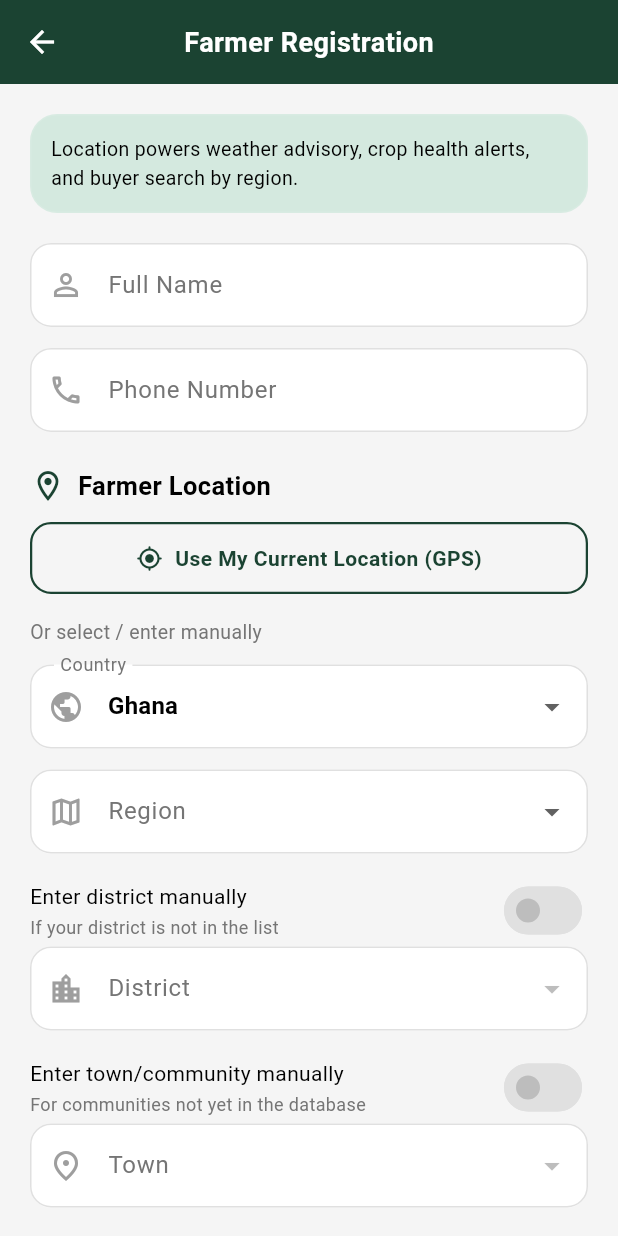
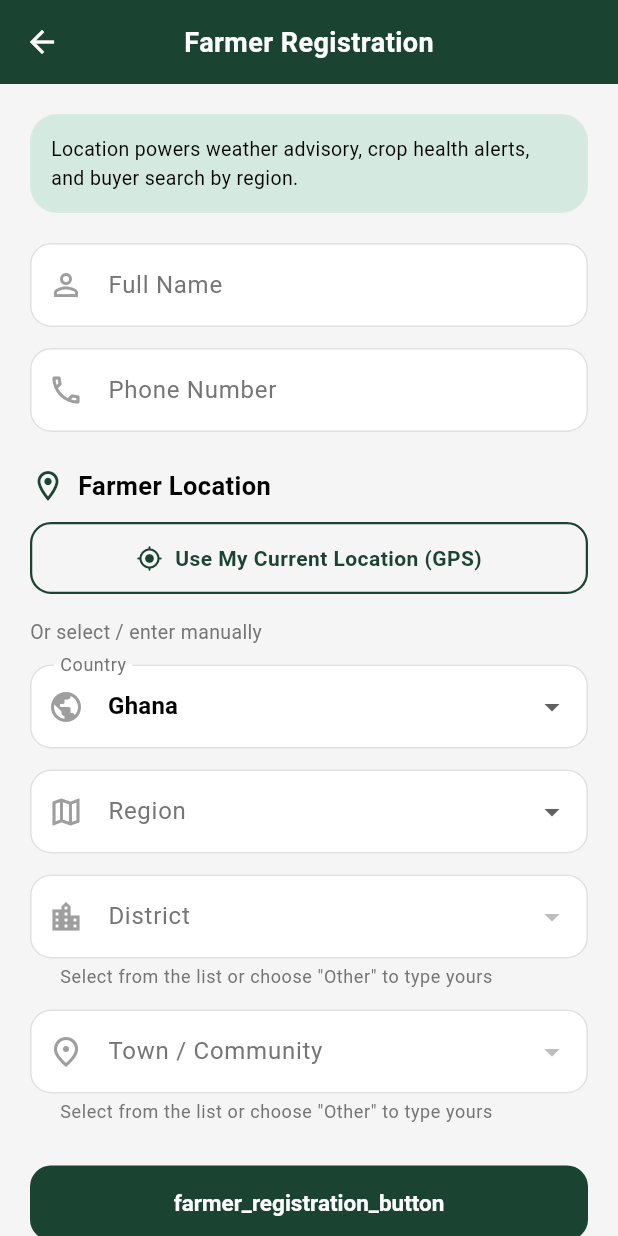
Before and after one commit to MariamIssah/Agri_Guard-AI, a Flutter app: the FarmerRegistrationScreen screen opened directly, on a phone screen of 412 x 824 dp. Run offline on Flutter 3.47's test engine with Material 3 defaults, Android fonts, the light colour scheme and no system bars; our stand-ins replace geocoding, geolocator, image_picker, shared_preferences; accounts and stored records are empty; project files that could hold a hidden picture were left out.

Commit message:
Replace hidden district/town toggles with Other option in dropdown

```diff
--- a/ag-ai/agriguard_ai/lib/widgets/location_picker.dart
+++ b/ag-ai/agriguard_ai/lib/widgets/location_picker.dart
@@ -5,6 +5,9 @@ import '../services/location_service.dart';
 import '../services/location_session.dart';
 import '../utils/app_theme.dart';
 import '../utils/ghana_locations.dart';
+
+// Sentinel value used as the dropdown item that triggers manual text entry.
+const _kOther = '__other__';
 
 class LocationPicker extends StatefulWidget {
   const LocationPicker({
@@ -22,42 +25,52 @@ class LocationPicker extends StatefulWidget {
 
 class _LocationPickerState extends State<LocationPicker> {
   final _locationService = LocationService();
-  final _manualDistrictController = TextEditingController();
-  final _manualTownController = TextEditingController();
+  final _districtController = TextEditingController();
+  final _townController = TextEditingController();
 
   String? _country = defaultCountry;
   String? _region;
-  String? _district;
-  String? _town;
+
+  /// Null  → nothing chosen yet.
+  /// _kOther → user chose "Other", show text field.
+  /// anything else → a value from the hardcoded list.
+  String? _districtDropdown;
+  String? _townDropdown;
+
+  bool _detecting = false;
   double? _latitude;
   double? _longitude;
-  bool _useManualDistrict = false;
-  bool _useManualTown = false;
-  bool _detecting = false;
+
+  bool get _districtIsManual => _districtDropdown == _kOther;
+  bool get _townIsManual =>
+      _districtIsManual || _townDropdown == _kOther;
+
+  // The actual district/town values sent to the parent.
+  String? get _effectiveDistrict => _districtIsManual
+      ? _districtController.text.trim().nullIfEmpty
+      : _districtDropdown;
+
+  String? get _effectiveTown => _townIsManual
+      ? _townController.text.trim().nullIfEmpty
+      : _townDropdown;
 
   @override
   void dispose() {
-    _manualDistrictController.dispose();
-    _manualTownController.dispose();
+    _districtController.dispose();
+    _townController.dispose();
     super.dispose();
   }
 
   void _notify() {
-    final district = _useManualDistrict
-        ? _manualDistrictController.text.trim()
-        : _district;
-    final town = _useManualTown
-        ? _manualTownController.text.trim()
-        : _town;
     widget.onChanged(
       LocationData(
         country: _country,
         region: _region,
-        district: district?.isEmpty ?? true ? null : district,
-        town: town?.isEmpty ?? true ? null : town,
+        district: _effectiveDistrict,
+        town: _effectiveTown,
         latitude: _latitude,
         longitude: _longitude,
-        isManualTown: _useManualTown,
+        isManualTown: _townIsManual,
       ),
     );
   }
@@ -72,8 +85,10 @@ class _LocationPickerState extends State<LocationPicker> {
       final districtInList =
           loc.district != null && districtList.contains(loc.district);
 
-      final townList = townsForDistrict(districtInList ? loc.district : null);
-      final townInList = loc.town != null && townList.contains(loc.town);
+      final townList =
+          townsForDistrict(districtInList ? loc.district : null);
+      final townInList =
+          loc.town != null && townList.contains(loc.town);
 
       setState(() {
         _country = loc.country ?? defaultCountry;
@@ -81,38 +96,31 @@ class _LocationPickerState extends State<LocationPicker> {
         _latitude = loc.latitude;
         _longitude = loc.longitude;
 
-        // District: use dropdown if matched, manual text field otherwise
+        // District
         if (districtInList) {
-          _useManualDistrict = false;
-          _district = loc.district;
-          _manualDistrictController.clear();
+          _districtDropdown = loc.district;
+          _districtController.clear();
         } else if (loc.district != null && loc.district!.isNotEmpty) {
-          _useManualDistrict = true;
-          _district = null;
-          _manualDistrictController.text = loc.district!;
+          _districtDropdown = _kOther;
+          _districtController.text = loc.district!;
         } else {
-          _useManualDistrict = false;
-          _district = null;
-          _manualDistrictController.clear();
+          _districtDropdown = null;
+          _districtController.clear();
         }
 
-        // When district is manual, town must also be manual
-        if (_useManualDistrict) {
-          _useManualTown = true;
-          _town = null;
-          _manualTownController.text = loc.town ?? '';
+        // Town
+        if (_districtIsManual) {
+          _townDropdown = _kOther;
+          _townController.text = loc.town ?? '';
         } else if (townInList) {
-          _useManualTown = false;
-          _town = loc.town;
-          _manualTownController.clear();
+          _townDropdown = loc.town;
+          _townController.clear();
         } else if (loc.town != null && loc.town!.isNotEmpty) {
-          _useManualTown = true;
-          _town = null;
-          _manualTownController.text = loc.town!;
+          _townDropdown = _kOther;
+          _townController.text = loc.town!;
         } else {
-          _useManualTown = false;
-          _town = null;
-          _manualTownController.clear();
+          _townDropdown = null;
+          _townController.clear();
         }
       });
       _notify();
@@ -122,8 +130,11 @@ class _LocationPickerState extends State<LocationPicker> {
         final label = loc.isComplete
             ? 'Location detected: ${loc.town}, ${loc.region}'
             : loc.region != null
-                ? 'Region detected: ${loc.region}  (${loc.latitude?.toStringAsFixed(3)}, ${loc.longitude?.toStringAsFixed(3)})'
-                : 'GPS captured (${loc.latitude?.toStringAsFixed(4)}, ${loc.longitude?.toStringAsFixed(4)})';
+                ? 'Region detected: ${loc.region} '
+                    '(${loc.latitude?.toStringAsFixed(3)}, '
+                    '${loc.longitude?.toStringAsFixed(3)})'
+                : 'GPS captured (${loc.latitude?.toStringAsFixed(4)}, '
+                    '${loc.longitude?.toStringAsFixed(4)})';
         ScaffoldMessenger.of(context).showSnackBar(
           SnackBar(
             content: Text(label),
@@ -154,19 +165,19 @@ class _LocationPickerState extends State<LocationPicker> {
     }
   }
 
-  List<String> get _districtItems => districtsForRegion(_region);
-
-  List<String> get _townItems =>
-      _useManualDistrict ? [] : townsForDistrict(_district);
-
   @override
   Widget build(BuildContext context) {
     final onSurface = Theme.of(context).colorScheme.onSurface;
     final onSurfaceVariant = Theme.of(context).colorScheme.onSurfaceVariant;
+    final districtItems = districtsForRegion(_region);
+    final townItems = _districtIsManual
+        ? <String>[]
+        : townsForDistrict(_districtDropdown);
 
     return Column(
       crossAxisAlignment: CrossAxisAlignment.stretch,
       children: [
+        // ── Header ────────────────────────────────────────────────────
         Row(
           children: [
             const Icon(Icons.location_on_outlined,
@@ -185,6 +196,8 @@ class _LocationPickerState extends State<LocationPicker> {
           ],
         ),
         const SizedBox(height: 12),
+
+        // ── GPS button ────────────────────────────────────────────────
         OutlinedButton.icon(
           onPressed: _detecting ? null : _useCurrentLocation,
           icon: _detecting
@@ -200,6 +213,8 @@ class _LocationPickerState extends State<LocationPicker> {
                 : 'Use My Current Location (GPS)',
           ),
         ),
+
+        // ── GPS result card ───────────────────────────────────────────
         if (_latitude != null && _longitude != null) ...[
           const SizedBox(height: 12),
           Card(
@@ -211,35 +226,28 @@ class _LocationPickerState extends State<LocationPicker> {
                 children: [
                   _coordRow(context, 'Country', _country),
                   _coordRow(context, 'Region', _region),
+                  _coordRow(context, 'District', _effectiveDistrict),
+                  _coordRow(context, 'Town', _effectiveTown),
                   _coordRow(
                     context,
-                    'District',
-                    _useManualDistrict
-                        ? _manualDistrictController.text
-                        : _district,
+                    'GPS',
+                    '${_latitude!.toStringAsFixed(4)}, '
+                        '${_longitude!.toStringAsFixed(4)}',
                   ),
-                  _coordRow(
-                    context,
-                    'Town',
-                    _useManualTown
-                        ? _manualTownController.text
-                        : _town,
-                  ),
-                  _coordRow(
-                    context, 'GPS', '${_latitude!.toStringAsFixed(4)}, ${_longitude!.toStringAsFixed(4)}'),
                 ],
               ),
             ),
           ),
         ],
         const SizedBox(height: 16),
+
         Text(
           'Or select / enter manually',
           style: TextStyle(fontSize: 13, color: onSurfaceVariant),
         ),
         const SizedBox(height: 12),
 
-        // ── Country ───────────────────────────────────────────────
+        // ── Country ───────────────────────────────────────────────────
         DropdownButtonFormField<String>(
           isExpanded: true,
           value: _country,
@@ -257,7 +265,7 @@ class _LocationPickerState extends State<LocationPicker> {
         ),
         const SizedBox(height: 14),
 
-        // ── Region ────────────────────────────────────────────────
+        // ── Region ────────────────────────────────────────────────────
         DropdownButtonFormField<String>(
           isExpanded: true,
           value: _region,
@@ -281,167 +289,155 @@ class _LocationPickerState extends State<LocationPicker> {
               .toList(),
           onChanged: (v) => setState(() {
             _region = v;
-            _district = null;
-            _town = null;
-            _useManualDistrict = false;
-            _useManualTown = false;
-            _manualDistrictController.clear();
-            _manualTownController.clear();
+            _districtDropdown = null;
+            _townDropdown = null;
+            _districtController.clear();
+            _townController.clear();
             _notify();
           }),
         ),
         const SizedBox(height: 14),
 
-        // ── District manual toggle ─────────────────────────────────
-        Row(
+        // ── District ──────────────────────────────────────────────────
+        DropdownButtonFormField<String>(
+          isExpanded: true,
+          value: _districtDropdown,
+          decoration: const InputDecoration(
+            labelText: 'District',
+            prefixIcon: Icon(Icons.location_city_outlined),
+            helperText: 'Select from the list or choose "Other" to type yours',
+          ),
+          items: [
+            // All hardcoded districts for the chosen region
+            ...districtItems.map(
+              (d) => DropdownMenuItem(
+                value: d,
+                child: Text(d, overflow: TextOverflow.ellipsis),
+              ),
+            ),
+            // Always-visible "Other" option
+            DropdownMenuItem(
+              value: _kOther,
+              child: Row(
                 children: [
-            Expanded(
-              child: Column(
-                crossAxisAlignment: CrossAxisAlignment.start,
-                children: [
+                  Icon(Icons.edit_outlined,
+                      size: 16,
+                      color: Theme.of(context).colorScheme.primary),
+                  const SizedBox(width: 6),
                   Text(
-                    'Enter district manually',
-                    style: TextStyle(fontSize: 14, color: onSurface),
+                    'Other — type your district',
+                    style: TextStyle(
+                      color: Theme.of(context).colorScheme.primary,
+                      fontStyle: FontStyle.italic,
                     ),
-                  const SizedBox(height: 2),
-                  Text(
-                    'If your district is not in the list',
-                    style: TextStyle(fontSize: 12, color: onSurfaceVariant),
-                    overflow: TextOverflow.ellipsis,
                   ),
                 ],
               ),
             ),
-            Switch(
-              value: _useManualDistrict,
-              activeTrackColor: AgriColors.mintGreen,
-              thumbColor: WidgetStateProperty.resolveWith(
-                (states) => states.contains(WidgetState.selected)
-                    ? AgriColors.forestGreen
-                    : null,
-              ),
-              onChanged: (v) => setState(() {
-                _useManualDistrict = v;
-                _district = null;
-                _town = null;
-                if (!v) {
-                  _manualDistrictController.clear();
-                  _useManualTown = false;
-                  _manualTownController.clear();
-                } else {
-                  // Manual district forces manual town too
-                  _useManualTown = true;
+          ],
+          onChanged: _region == null
+              ? null
+              : (v) => setState(() {
+                    _districtDropdown = v;
+                    _townDropdown = null;
+                    _districtController.clear();
+                    _townController.clear();
+                    if (v == _kOther) {
+                      // town must also be manual when district is free-text
+                      _townDropdown = _kOther;
                     }
                     _notify();
                   }),
         ),
+
+        // Text field shown when "Other" is chosen for district
+        if (_districtIsManual) ...[
+          const SizedBox(height: 10),
+          TextFormField(
+            controller: _districtController,
+            decoration: const InputDecoration(
+              labelText: 'District / Municipality name',
+              prefixIcon: Icon(Icons.location_city_outlined),
+              hintText: 'e.g. Kumbungu District, Nkoranza North…',
+            ),
+            textCapitalization: TextCapitalization.words,
+            onChanged: (_) => _notify(),
+          ),
         ],
+        const SizedBox(height: 14),
+
+        // ── Town ──────────────────────────────────────────────────────
+        if (_districtIsManual) ...[
+          // District is free-text → town must be free-text too
+          TextFormField(
+            controller: _townController,
+            decoration: const InputDecoration(
+              labelText: 'Town / Community',
+              prefixIcon: Icon(Icons.place_outlined),
+              hintText: 'e.g. Kumbungu, Tolon, Wulensi…',
             ),
-        if (_useManualDistrict) ...[
-          TextFormField(
-            controller: _manualDistrictController,
-            decoration: const InputDecoration(
-              labelText: 'District / Municipality',
-              prefixIcon: Icon(Icons.location_city_outlined),
-              hintText: 'e.g. Tamale Metro',
-            ),
+            textCapitalization: TextCapitalization.words,
             onChanged: (_) => _notify(),
           ),
         ] else ...[
           DropdownButtonFormField<String>(
             isExpanded: true,
-            value: _district,
+            value: _townDropdown,
             decoration: const InputDecoration(
-              labelText: 'District',
-              prefixIcon: Icon(Icons.location_city_outlined),
+              labelText: 'Town / Community',
+              prefixIcon: Icon(Icons.place_outlined),
+              helperText:
+                  'Select from the list or choose "Other" to type yours',
             ),
-            items: _districtItems
-                .map((d) => DropdownMenuItem(
-                      value: d,
-                      child: Text(d, overflow: TextOverflow.ellipsis),
-                    ))
-                .toList(),
-            onChanged: _districtItems.isEmpty
-                ? null
-                : (v) => setState(() {
-                      _district = v;
-                      _town = null;
-                      _notify();
-                    }),
+            items: [
+              ...townItems.map(
+                (t) => DropdownMenuItem(
+                  value: t,
+                  child: Text(t, overflow: TextOverflow.ellipsis),
                 ),
-        ],
-        const SizedBox(height: 14),
-
-        // ── Town manual toggle ─────────────────────────────────────
-        Row(
+              ),
+              DropdownMenuItem(
+                value: _kOther,
+                child: Row(
                   children: [
-            Expanded(
-              child: Column(
-                crossAxisAlignment: CrossAxisAlignment.start,
-                children: [
+                    Icon(Icons.edit_outlined,
+                        size: 16,
+                        color: Theme.of(context).colorScheme.primary),
+                    const SizedBox(width: 6),
                     Text(
-                    'Enter town/community manually',
-                    style: TextStyle(fontSize: 14, color: onSurface),
+                      'Other — type your town',
+                      style: TextStyle(
+                        color: Theme.of(context).colorScheme.primary,
+                        fontStyle: FontStyle.italic,
                       ),
-                  const SizedBox(height: 2),
-                  Text(
-                    'For communities not yet in the database',
-                    style: TextStyle(fontSize: 12, color: onSurfaceVariant),
-                    overflow: TextOverflow.ellipsis,
-                    maxLines: 2,
                     ),
                   ],
                 ),
               ),
-            Switch(
-              value: _useManualTown,
-              activeTrackColor: AgriColors.mintGreen,
-              thumbColor: WidgetStateProperty.resolveWith(
-                (states) => states.contains(WidgetState.selected)
-                    ? AgriColors.forestGreen
-                    : null,
-              ),
-              onChanged: _useManualDistrict
-                  ? null // locked on when district is manual
+            ],
+            onChanged: _districtDropdown == null
+                ? null
                 : (v) => setState(() {
-                        _useManualTown = v;
-                        if (!v) _manualTownController.clear();
+                      _townDropdown = v;
+                      _townController.clear();
                       _notify();
                     }),
           ),
-          ],
+
+          // Text field shown when "Other" is chosen for town
+          if (_townIsManual && !_districtIsManual) ...[
+            const SizedBox(height: 10),
+            TextFormField(
+              controller: _townController,
+              decoration: const InputDecoration(
+                labelText: 'Town / Community name',
+                prefixIcon: Icon(Icons.place_outlined),
+                hintText: 'e.g. Kumbungu, Tolon, Wulensi…',
               ),
-        if (_useManualTown) ...[
-          TextFormField(
-            controller: _manualTownController,
-            decoration: const InputDecoration(
-              labelText: 'Town / Community Name',
-              prefixIcon: Icon(Icons.edit_location_alt_outlined),
-              hintText: 'e.g. Tamale, Kumbungu, Savelugu...',
-            ),
+              textCapitalization: TextCapitalization.words,
               onChanged: (_) => _notify(),
             ),
-        ] else ...[
-          DropdownButtonFormField<String>(
-            isExpanded: true,
-            value: _town,
-            decoration: const InputDecoration(
-              labelText: 'Town',
-              prefixIcon: Icon(Icons.place_outlined),
-            ),
-            items: _townItems
-                .map((t) => DropdownMenuItem(
-                      value: t,
-                      child: Text(t, overflow: TextOverflow.ellipsis),
-                    ))
-                .toList(),
-            onChanged: _townItems.isEmpty
-                ? null
-                : (v) => setState(() {
-                      _town = v;
-                      _notify();
-                    }),
-          ),
+          ],
         ],
       ],
     );
@@ -478,6 +474,10 @@ class _LocationPickerState extends State<LocationPicker> {
   }
 }
 
+extension on String {
+  String? get nullIfEmpty => isEmpty ? null : this;
+}
+
 /// Validates that a [LocationData] from [LocationPicker] is complete.
 String? validateLocation(LocationData? location) {
   if (location == null || !location.isComplete) {
```
Lines whose indentation alone changed are shown as unchanged.
